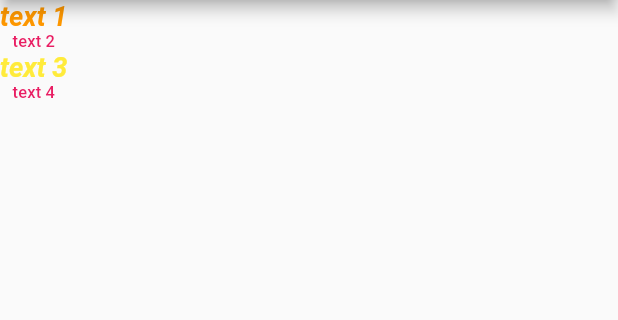
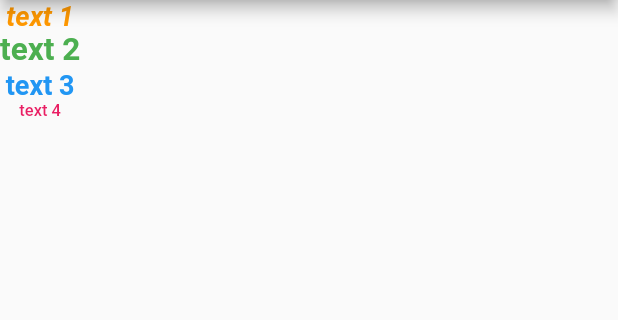
Before and after one commit to AkashBelekar2428/style_and_thems_flutter, a Flutter app: the screen it shows after launch, on a phone screen of 412 x 824 dp, the part 84-404 px from its top. Run offline on Flutter 3.47's test engine with Material 2 defaults, Android fonts, the phone set to English and light mode, and no system bars.

Commit message:
Create custom function for text and apply it as a font, weight,color etc.

```diff
--- a/lib/main.dart
+++ b/lib/main.dart
@@ -1,4 +1,5 @@
 import 'package:flutter/material.dart';
+import 'package:style_and_thems/ui_helper/util.dart';
 
 void main(){
   runApp(styleAndThems());
@@ -21,7 +22,7 @@ class styleAndThems extends StatelessWidget{
     );
   }
 }
-class stylenandThemsScreen extends StatelessWidget{
+class stylenandThemsScreen extends StatelessWidget {
   @override
   Widget build(BuildContext context) {
     return Scaffold(
@@ -30,10 +31,14 @@ class stylenandThemsScreen extends StatelessWidget{
         ),
         body: Column(
           children: [
-    Text("text 1",style:Theme.of(context).textTheme.titleMedium?.copyWith(color: Colors.orange),),
-    Text("text 2",style:Theme.of(context).textTheme.titleSmall,),
-      Text("text 3",style:Theme.of(context).textTheme.titleMedium,),
-      Text("text 4",style:Theme.of(context).textTheme.titleSmall,),
+            Text("text 1", style: Theme
+                .of(context)
+                .textTheme
+                .titleMedium
+                ?.copyWith(color: Colors.orange),),
+            Text("text 2", style: mTextstyle21()),
+            Text("text 3", style: mTextstyle18()),
+            Text("text 4", style: mTextStyle11()),
           ],
         )
     );
--- /dev/null
+++ b/lib/ui_helper/util.dart
@@ -0,0 +1,29 @@
+
+import 'dart:ui';
+import 'package:flutter/cupertino.dart';
+import 'package:flutter/material.dart';
+
+TextStyle mTextStyle11(){
+  return TextStyle(
+    fontSize: 11,
+      fontWeight: FontWeight.w500,
+    color: Colors.pink
+
+  );
+}
+
+TextStyle mTextstyle18(){
+  return TextStyle(
+    fontWeight: FontWeight.bold,
+    fontSize: 18,
+      color: Colors.blue
+  );
+}
+
+TextStyle mTextstyle21(){
+  return TextStyle(
+    fontSize: 21,
+    fontWeight: FontWeight.w700,
+    color: Colors.green
+  );
+}
```
Lines whose indentation alone changed are shown as unchanged.
